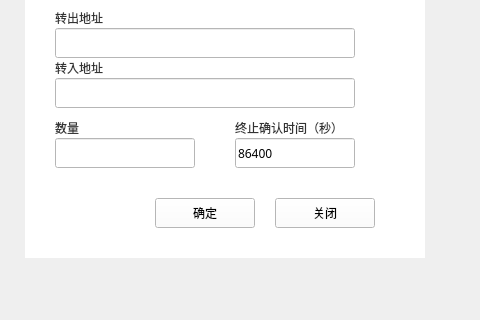
Qt form LNKWallet/guard/ColdHotTransferDialog.ui (HcashOrg/hx-indicator) before a commit; both pictures show x 255 to 735 and y 223 to 543 of the 960 by 543 pixel window.
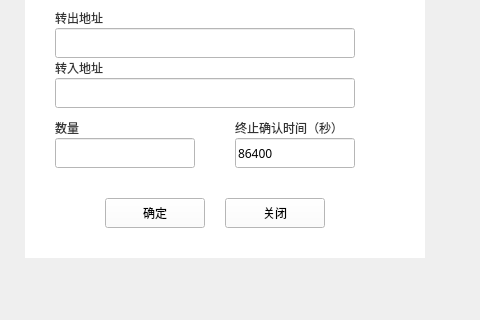
The same form after that commit.

Diff of the .ui file:
```diff
--- a/LNKWallet/guard/ColdHotTransferDialog.ui
+++ b/LNKWallet/guard/ColdHotTransferDialog.ui
@@ -51,7 +51,7 @@
     <widget class="QToolButton" name="closeBtn">
      <property name="geometry">
       <rect>
-       <x>250</x>
+       <x>200</x>
        <y>360</y>
        <width>100</width>
        <height>30</height>
@@ -178,7 +178,7 @@
     <widget class="QToolButton" name="okBtn">
      <property name="geometry">
       <rect>
-       <x>130</x>
+       <x>80</x>
        <y>360</y>
        <width>100</width>
        <height>30</height>
```
